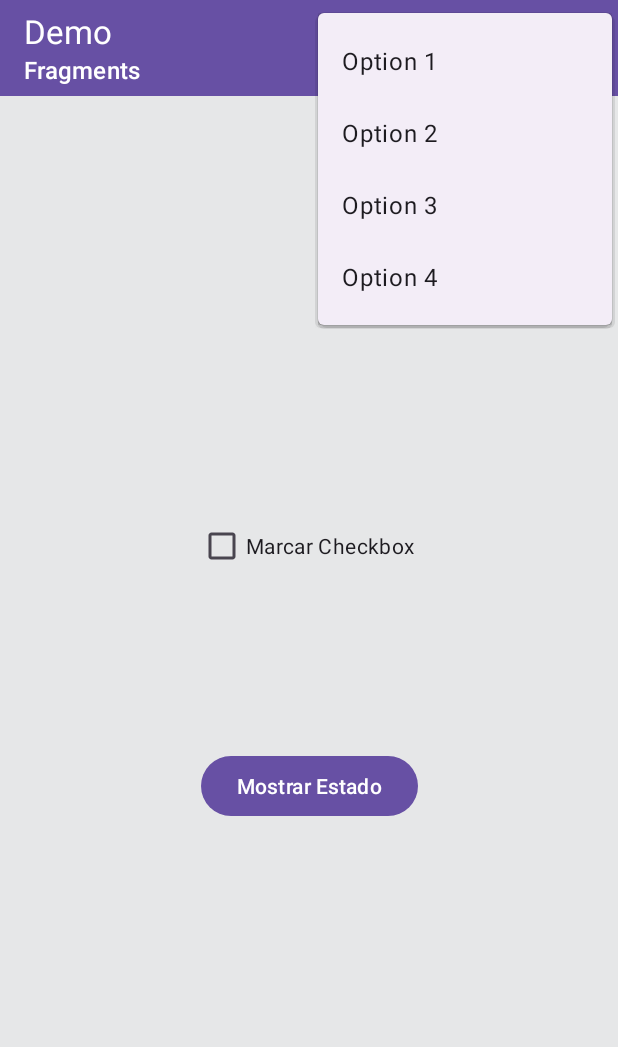
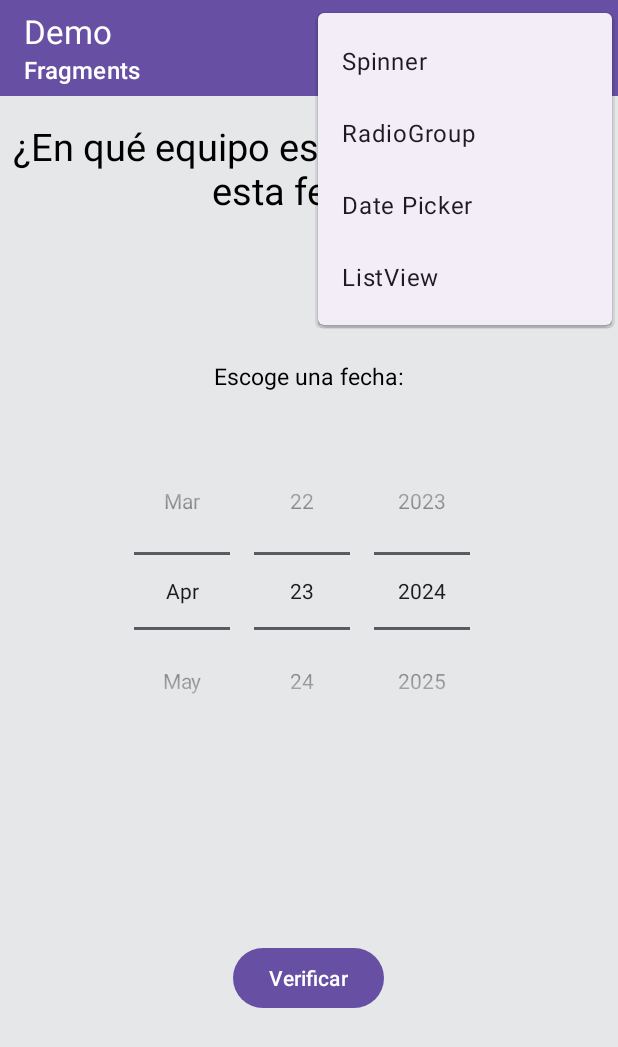
Before and after one commit to MoiB03/Tareas-DesarrolloVI, an Android app: the fragment FragmentOption3 placed in its activity, with the options menu open, on a phone screen of 412 x 824 dp. Shown: the top 1047 px of the screen. Run offline under Robolectric (Android 15) with nearby library versions, the light colour scheme and no system bars.

Commit message:
Actualizacion Fragmento DatePicker

```diff
--- a/Demo_UI_exa_1/app/src/main/java/com/example/demo_ui_exa_1/fragment_option3.kt
+++ b/Demo_UI_exa_1/app/src/main/java/com/example/demo_ui_exa_1/fragment_option3.kt
@@ -12,6 +12,7 @@ import android.widget.Toast
 
 
 class FragmentOption3 : Fragment() {
+    private lateinit var buttonShowValue: Button
 
     override fun onCreateView(
         inflater: LayoutInflater, container: ViewGroup?,
@@ -20,22 +21,16 @@ class FragmentOption3 : Fragment() {
         // Inflate the layout for this fragment
         val view = inflater.inflate(R.layout.fragment_option3, container, false)
 
-        val checkBox = view.findViewById<CheckBox>(R.id.checkBox)
-        val button = view.findViewById<Button>(R.id.button)
+        buttonShowValue = view.findViewById(R.id.buttonShowValue)
 
-        // Configurar evento clic del botón
-        button.setOnClickListener {
-            // Verificar si el CheckBox está marcado
-            val message = if (checkBox.isChecked) {
-                "El CheckBox está marcado"
-            } else {
-                "El CheckBox no está marcado"
-            }
-            // Mostrar el mensaje
-            Toast.makeText(requireContext(), message, Toast.LENGTH_SHORT).show()
+        buttonShowValue.setOnClickListener {
+            comidaFavoritaCristiano()
+
         }
 
         return view
     }
 
+    private
+
 }
--- a/Demo_UI_exa_1/app/src/main/res/layout/fragment_option3.xml
+++ b/Demo_UI_exa_1/app/src/main/res/layout/fragment_option3.xml
@@ -9,27 +9,60 @@
     android:background="#E6E7E8"
     tools:context=".FragmentOption1">
 
-    <CheckBox
-        android:id="@+id/checkBox"
+    <TextView
+        android:id="@+id/textViewTitulo"
         android:layout_width="wrap_content"
         android:layout_height="wrap_content"
         android:layout_centerHorizontal="true"
-        android:layout_marginStart="132dp"
-        android:layout_marginTop="276dp"
-        android:text="Marcar Checkbox"
+        android:layout_marginTop="16dp"
+        android:gravity="center"
+        android:text="¿En qué equipo estaba Cristiano en esta fecha?"
+        android:textColor="#000000"
+        android:textSize="25sp"
+        app:layout_constraintEnd_toEndOf="parent"
+        app:layout_constraintHorizontal_bias="0.0"
+        app:layout_constraintStart_toStartOf="parent"
+        app:layout_constraintTop_toTopOf="parent"
+        app:layout_constraintVertical_chainStyle="packed" />
+
+    <TextView
+        android:id="@+id/textViewSubtitulo"
+        android:layout_width="wrap_content"
+        android:layout_height="wrap_content"
+        android:layout_centerHorizontal="true"
+        android:layout_marginTop="176dp"
+        android:gravity="center"
+        android:text="Escoge una fecha:"
+        android:textColor="#000000"
+        android:textSize="15sp"
+        app:layout_constraintEnd_toEndOf="parent"
+        app:layout_constraintHorizontal_bias="0.498"
+        app:layout_constraintStart_toStartOf="parent"
+        app:layout_constraintTop_toTopOf="parent"
+        app:layout_constraintVertical_chainStyle="packed" />
+
+    <DatePicker
+        android:id="@+id/datePicker"
+        android:layout_width="wrap_content"
+        android:layout_height="wrap_content"
+        android:layout_marginTop="224dp"
+        android:calendarViewShown="false"
+        android:datePickerMode="spinner"
+        app:layout_constraintEnd_toEndOf="parent"
+        app:layout_constraintHorizontal_bias="0.496"
         app:layout_constraintStart_toStartOf="parent"
         app:layout_constraintTop_toTopOf="parent" />
 
     <Button
-        android:id="@+id/button"
+        android:id="@+id/buttonShowValue"
         android:layout_width="wrap_content"
         android:layout_height="wrap_content"
-        android:layout_below="@id/checkBox"
         android:layout_centerHorizontal="true"
-        android:layout_marginBottom="276dp"
-        android:text="Mostrar Estado"
+        android:layout_marginBottom="148dp"
+        android:text="Verificar"
         app:layout_constraintBottom_toBottomOf="parent"
         app:layout_constraintEnd_toEndOf="parent"
+        app:layout_constraintHorizontal_bias="0.498"
         app:layout_constraintStart_toStartOf="parent" />
 
 </androidx.constraintlayout.widget.ConstraintLayout>
--- a/Demo_UI_exa_1/app/src/main/res/menu/menu_main.xml
+++ b/Demo_UI_exa_1/app/src/main/res/menu/menu_main.xml
@@ -3,18 +3,18 @@
     xmlns:android="http://schemas.android.com/apk/res/android">
     <item
         android:id="@+id/action_option1"
-        android:title="Option 1"
+        android:title="Spinner"
         app:showAsAction="never" />
     <item
         android:id="@+id/action_option2"
-        android:title="Option 2"
+        android:title="RadioGroup"
         app:showAsAction="never" />
     <item
         android:id="@+id/action_option3"
-        android:title="Option 3"
+        android:title="Date Picker"
         app:showAsAction="never" />
     <item
         android:id="@+id/action_option4"
-        android:title="Option 4"
+        android:title="ListView"
         app:showAsAction="never" />
 </menu>
```
